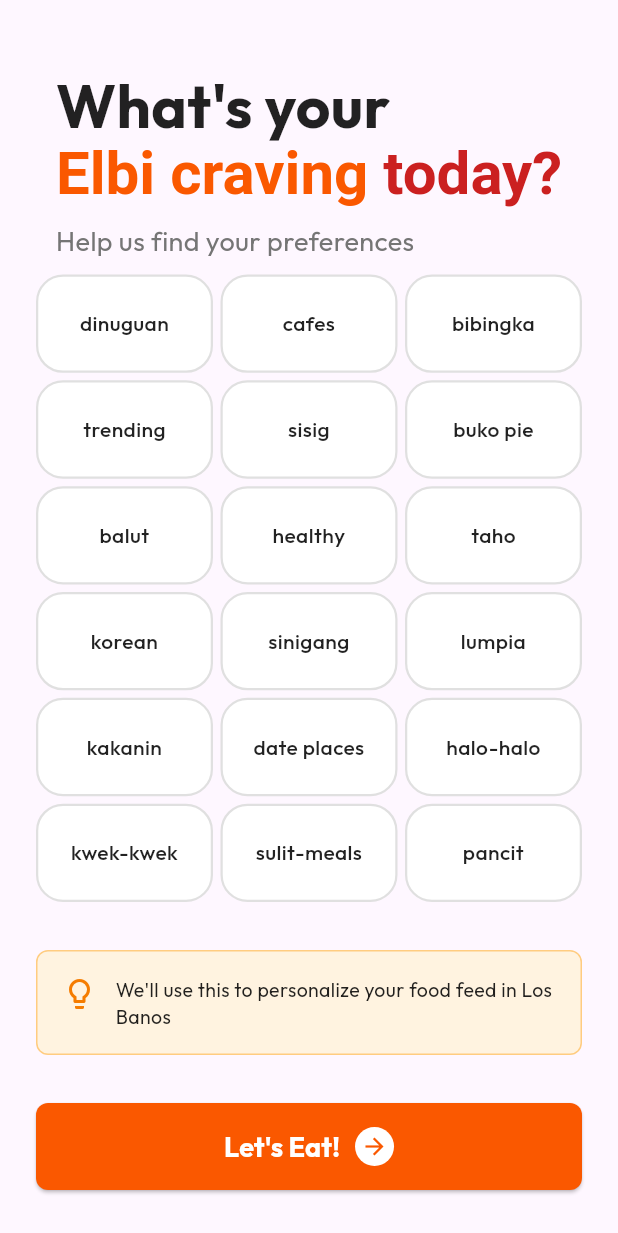
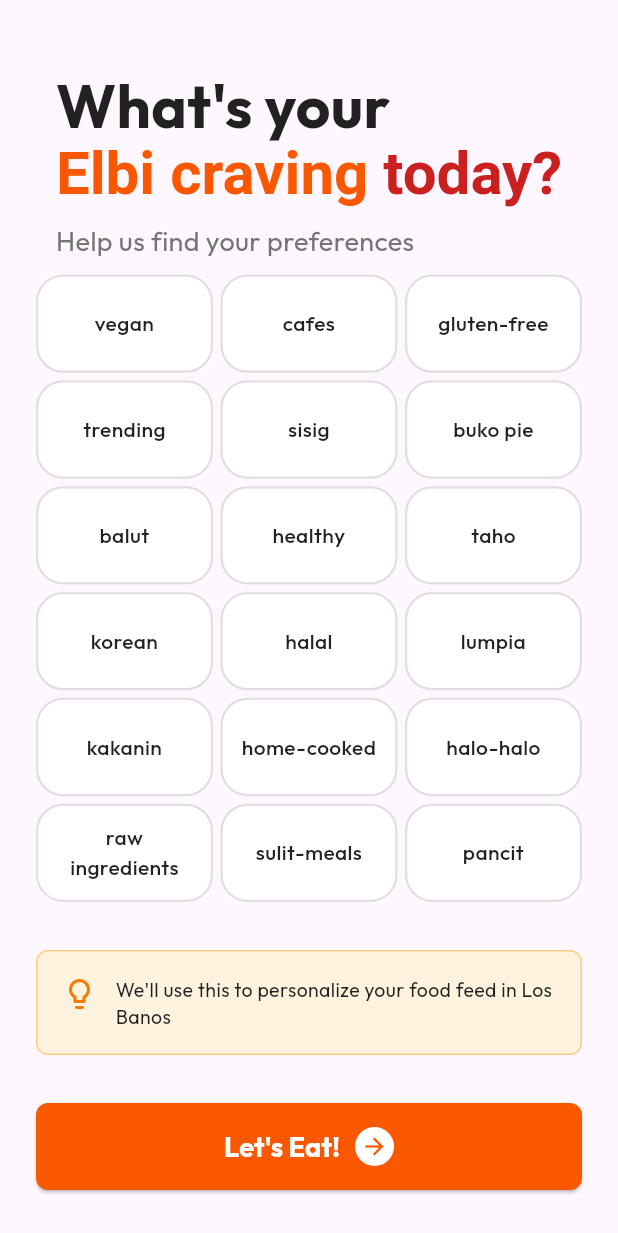
Before and after one commit to Fylows/CMSC-23-Project, a Flutter app: the ProfileSetupPage screen opened directly, on a phone screen of 412 x 824 dp. Shown: the top 1233 px of the screen. Run offline on Flutter 3.47's test engine with Material 3 defaults, Android fonts, the phone set to English and light mode, and no system bars; our stand-ins replace firebase_auth, firebase_core, google_fonts; accounts and stored records are empty.

Commit message:
refactor: changes to tag list (more compliant to guidelines)

```diff
--- a/lib/screens/auth/profile_setup_page.dart
+++ b/lib/screens/auth/profile_setup_page.dart
@@ -15,9 +15,9 @@
 class _ProfileSetupPageState extends State<ProfileSetupPage> {
   // all available tags (subject to change)
   final List<String> allTags = [
-    'dinuguan',
+    'vegan',
     'cafes',
-    'bibingka',
+    'gluten-free',
     'trending',
     'sisig',
     'buko pie',
@@ -25,12 +25,12 @@
     'healthy',
     'taho',
     'korean',
-    'sinigang',
+    'halal',
     'lumpia',
     'kakanin',
-    'date places',
+    'home-cooked',
     'halo-halo',
-    'kwek-kwek',
+    'raw ingredients',
     'sulit-meals',
     'pancit',
   ];
```
